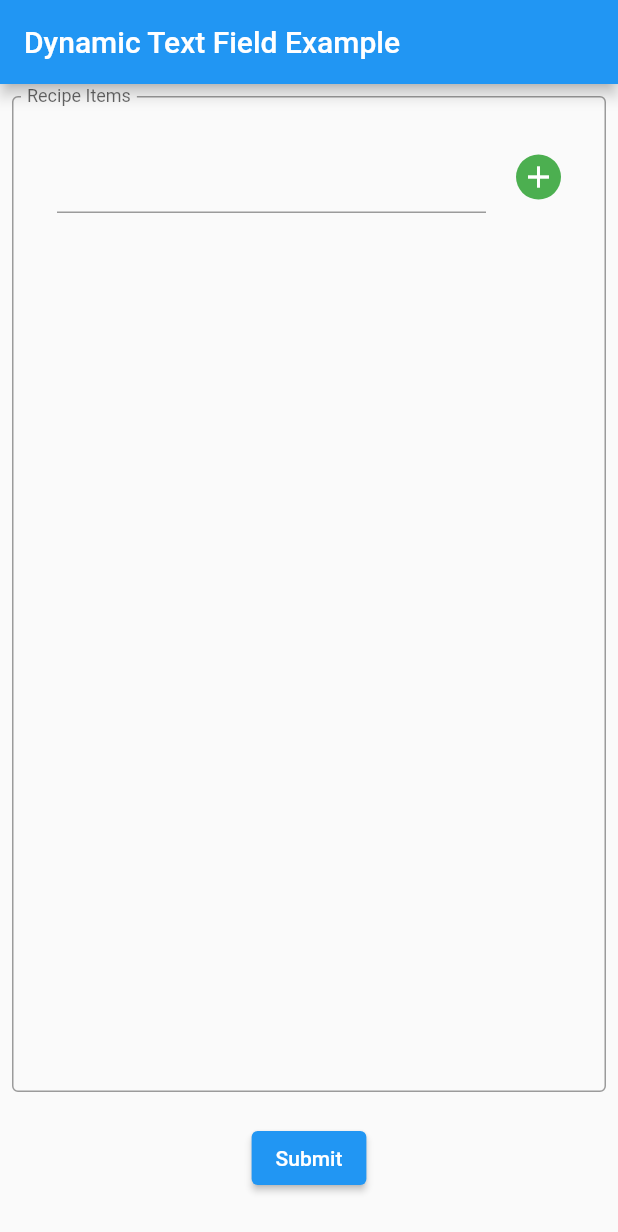
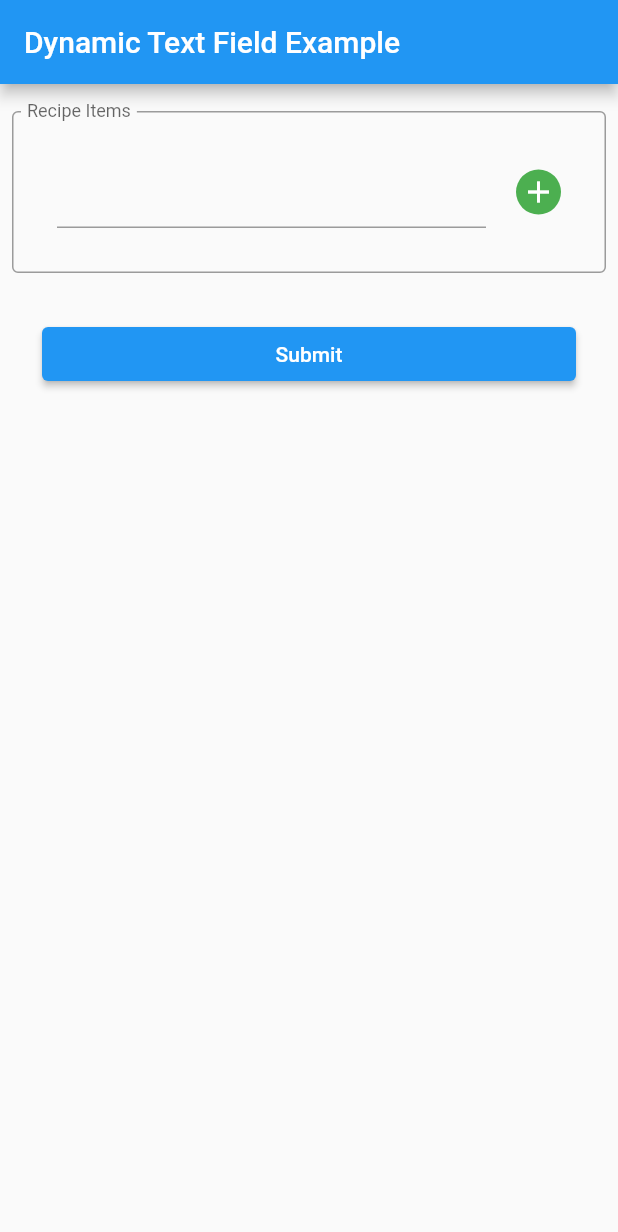
Before and after one commit to philipmjohnson/flutter_dynamic_text_field, a Flutter app: the screen it shows after launch, on a phone screen of 412 x 824 dp. Shown: the top 1232 px of the screen. Run offline on Flutter 3.47's test engine with Material 2 defaults, Android fonts, the phone set to English and light mode, and no system bars; drawn by our look-alikes of flutter_form_builder; our stand-ins replace form_builder_validators.

Commit message:
Update documentation.

```diff
--- a/lib/dynamic-text-field/dynamic_text_field.dart
+++ b/lib/dynamic-text-field/dynamic_text_field.dart
@@ -4,6 +4,16 @@ import 'package:form_builder_validators/form_builder_validators.dart';
 
 import 'dynamic_text_field_button.dart';
 
+/// A FormBuilder field that has an expandable/contractable list of text fields.
+/// keyOffset is used to create a unique key for each text field that will only
+/// change when the list of text fields decreases. This is necessary to prevent
+/// (a) a text field from losing focus as you type into it, and
+/// (b) and to ensure that when the list of text fields decreases,
+/// the remaining text fields display the correct values.
+///
+/// This widget hardwires the validation criteria (in this case, that the field
+/// is non-empty). Adjust to suit your preferences, or refactor it into a
+/// parameter to be passed into the widget if you prefer more flexibility.
 class DynamicTextField extends StatefulWidget {
   const DynamicTextField({super.key, required this.name});
   final String name;
@@ -46,6 +56,7 @@ class _DynamicTextFieldState extends State<DynamicTextField> {
                 errorText: field.errorText,
               ),
               child: ListView.separated(
+                shrinkWrap: true,
                 itemCount: fieldValuesList.length,
                 padding: const EdgeInsets.all(20),
                 itemBuilder: (_, index) => Row(
--- a/lib/dynamic-text-field/dynamic_text_field_button.dart
+++ b/lib/dynamic-text-field/dynamic_text_field_button.dart
@@ -1,6 +1,7 @@
 import 'package:flutter/material.dart';
 
-/// Builds either an Add or Remove button depending on value of isAdd.
+/// Builds the button displayed to the left of each text field.
+/// It is either an Add or Remove button depending on value of isAdd.
 class DynamicTextFieldButton extends StatelessWidget {
   const DynamicTextFieldButton(
       {super.key, required this.onTap, required this.isAdd});
--- a/lib/recipe_form.dart
+++ b/lib/recipe_form.dart
@@ -4,6 +4,7 @@ import 'package:flutter_form_builder/flutter_form_builder.dart';
 
 import 'dynamic-text-field/dynamic_text_field.dart';
 
+/// A simple example of using the DynamicTextField widget.
 class RecipeForm extends StatelessWidget {
   const RecipeForm({super.key});
   final String fieldName = 'Recipe Items';
@@ -14,6 +15,7 @@ class RecipeForm extends StatelessWidget {
 
     void onPressed() {
       if (formKey.currentState!.saveAndValidate()) {
+        // ignore: avoid_print
         print('on Submit: ${formKey.currentState!.value[fieldName]}');
       }
     }
@@ -21,12 +23,13 @@ class RecipeForm extends StatelessWidget {
     return FormBuilder(
       key: formKey,
       child: Padding(
-        padding: const EdgeInsets.all(8.0),
-        child: Column(children: [
-          Expanded(child: DynamicTextField(name: fieldName)),
-          SubmitButton(onPressed: onPressed)
-        ]),
-      ),
+          padding: const EdgeInsets.all(8.0),
+          child: ListView(children: [
+            const SizedBox(height: 10),
+            DynamicTextField(name: fieldName),
+            const SizedBox(height: 10),
+            SubmitButton(onPressed: onPressed),
+          ])),
     );
   }
 }
--- a/lib/submit_button.dart
+++ b/lib/submit_button.dart
@@ -1,5 +1,6 @@
 import 'package:flutter/material.dart';
 
+/// A simple button used to trigger form validation and processing.
 class SubmitButton extends StatelessWidget {
   const SubmitButton({super.key, required this.onPressed});
 
```
Also changed, not shown: README.png.
